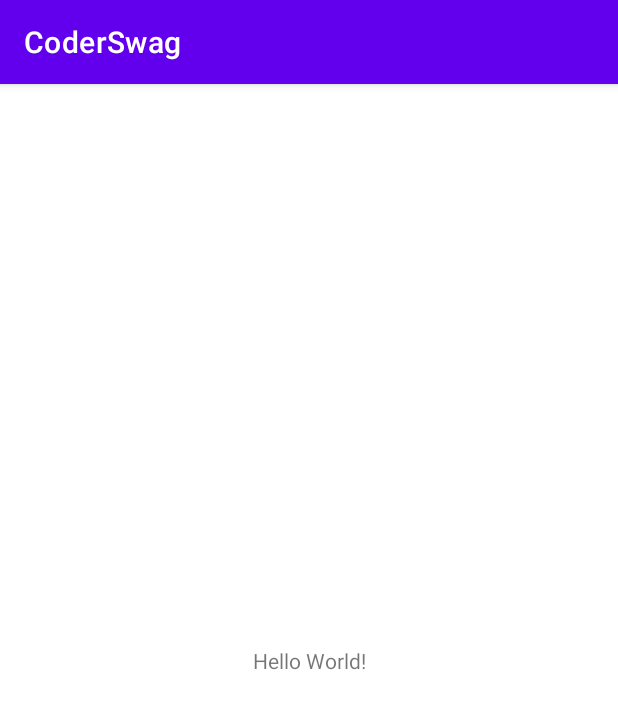
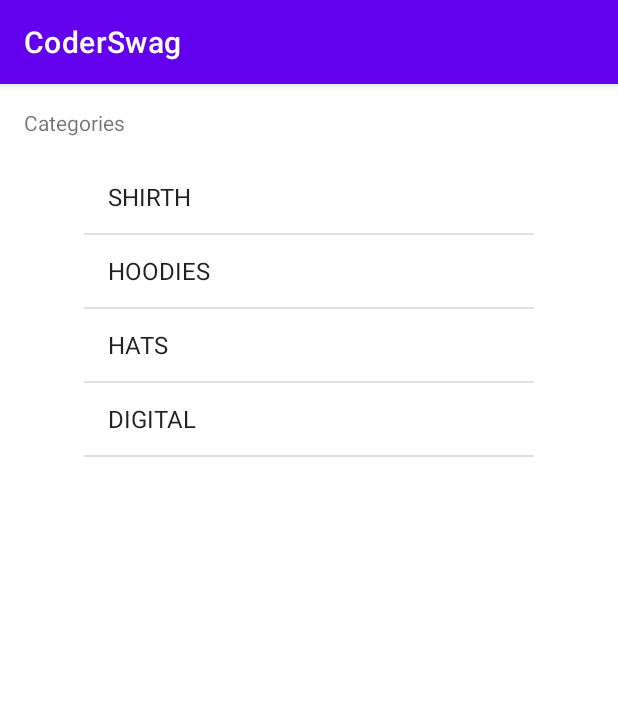
Before and after one commit to nick4402/CoderSwag, an Android app: the screen it shows after launch (MainActivity), on a phone screen of 412 x 824 dp. Shown: the top 709 px of the screen. Run offline under Robolectric (Android 15) with nearby library versions, the phone set to English and light mode, and no system bars.

Commit message:
lesson 2

```diff
--- a/app/build.gradle
+++ b/app/build.gradle
@@ -1,6 +1,7 @@
 plugins {
     id 'com.android.application'
     id 'kotlin-android'
+    id 'kotlin-android-extensions'
 }
 
 android {
--- a/app/src/main/java/com/nick/coderswag/controller/MainActivity.kt
+++ b/app/src/main/java/com/nick/coderswag/controller/MainActivity.kt
@@ -2,11 +2,24 @@ package com.nick.coderswag.controller
 
 import androidx.appcompat.app.AppCompatActivity
 import android.os.Bundle
+import android.widget.ArrayAdapter
 import com.nick.coderswag.R
+import com.nick.coderswag.model.Category
+import com.nick.coderswag.service.DataService
+import kotlinx.android.synthetic.main.activity_main.*
 
 class MainActivity : AppCompatActivity() {
+
+    lateinit var adapter :ArrayAdapter<Category>
+
     override fun onCreate(savedInstanceState: Bundle?) {
         super.onCreate(savedInstanceState)
         setContentView(R.layout.activity_main)
+
+        adapter = ArrayAdapter(this,
+                android.R.layout.simple_list_item_1,
+                DataService.categories)
+
+        categoryList.adapter = adapter
     }
 }
--- a/app/src/main/java/com/nick/coderswag/model/Category.kt
+++ b/app/src/main/java/com/nick/coderswag/model/Category.kt
@@ -1,4 +1,7 @@
 package com.nick.coderswag.model
 
 class Category(val title:String,val image:String) {
+    override fun toString(): String {
+        return title
+    }
 }
--- a/app/src/main/res/layout/activity_main.xml
+++ b/app/src/main/res/layout/activity_main.xml
@@ -7,12 +7,24 @@
     tools:context=".controller.MainActivity">
 
     <TextView
+        android:id="@+id/textView"
         android:layout_width="wrap_content"
         android:layout_height="wrap_content"
-        android:text="Hello World!"
-        app:layout_constraintBottom_toBottomOf="parent"
-        app:layout_constraintLeft_toLeftOf="parent"
-        app:layout_constraintRight_toRightOf="parent"
+        android:layout_marginStart="16dp"
+        android:layout_marginTop="16dp"
+        android:text="Categories"
+        app:layout_constraintStart_toStartOf="parent"
         app:layout_constraintTop_toTopOf="parent" />
 
+    <ListView
+        android:id="@+id/categoryList"
+        android:layout_width="300dp"
+        android:layout_height="500dp"
+        android:layout_marginStart="16dp"
+        android:layout_marginTop="16dp"
+        android:layout_marginEnd="16dp"
+        app:layout_constraintEnd_toEndOf="parent"
+        app:layout_constraintStart_toStartOf="parent"
+        app:layout_constraintTop_toBottomOf="@+id/textView" />
+
 </androidx.constraintlayout.widget.ConstraintLayout>
```
Also changed, not shown: app/src/main/res/layout/category_list_item.xml (added, +30 -0 lines), app/src/main/res/Mockup/Screenshot_1503509016.png (deleted), 1 other file.
